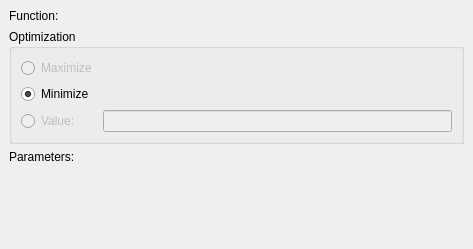
First picture: the form in kspread/plugins/solver/SolverMainWidget.ui, repository KDE/calligra, before the edit.
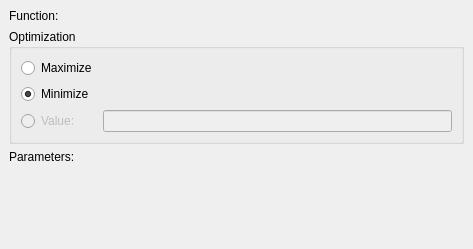
Second picture: the form after the edit. Icons and pictures are not drawn. Custom widgets are drawn as their Qt base class.

Commit message: Plugins	Solver 	Add search for the function's maximum. 	Determine the parameter number correctly. 	Some sanity checks.

The edit to the form file:
```diff
--- a/kspread/plugins/solver/SolverMainWidget.ui
+++ b/kspread/plugins/solver/SolverMainWidget.ui
@@ -88,9 +88,6 @@
       </item>
       <item row="0" column="0" >
        <widget class="QRadioButton" name="maximizeButton" >
-        <property name="enabled" >
-         <bool>false</bool>
-        </property>
         <property name="text" >
          <string>Maximize</string>
         </property>
```
The commit also changes 2 other files.
